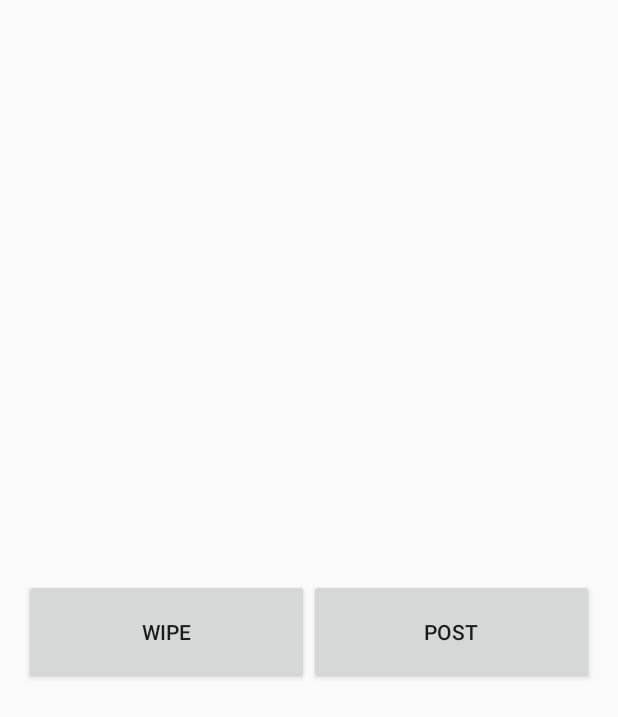
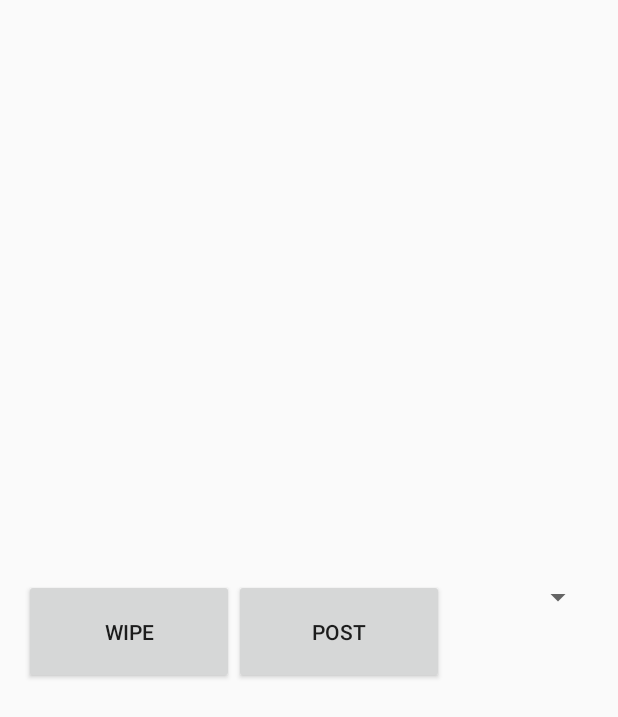
Before and after one commit to bkyras/mobilec17, an Android app: the layout tab1.xml on its own in the app's theme, with its tools: preview values and no code run, on a phone screen of 412 x 824 dp. Shown: the top 717 px of the screen. Run offline under Robolectric (Android 15) with nearby library versions, the phone set to English and light mode, and no system bars.

Commit message:
strings for drop down and layout of drop down

```diff
--- a/FeedMe/app/src/main/res/layout/tab1.xml
+++ b/FeedMe/app/src/main/res/layout/tab1.xml
@@ -35,6 +35,13 @@
             android:layout_height="70dp"
             android:id="@+id/addPost_btn"
             android:layout_weight="1" />
+
+        <Spinner
+            android:layout_width="wrap_content"
+            android:layout_height="wrap_content"
+            android:id="@+id/sort_spinner"
+            android:layout_weight="1"
+            android:dropDownWidth="match_parent" />
     </LinearLayout>
 
 
```
Also changed, not shown: FeedMe/app/src/main/res/values/strings.xml (+8 -0 lines).
